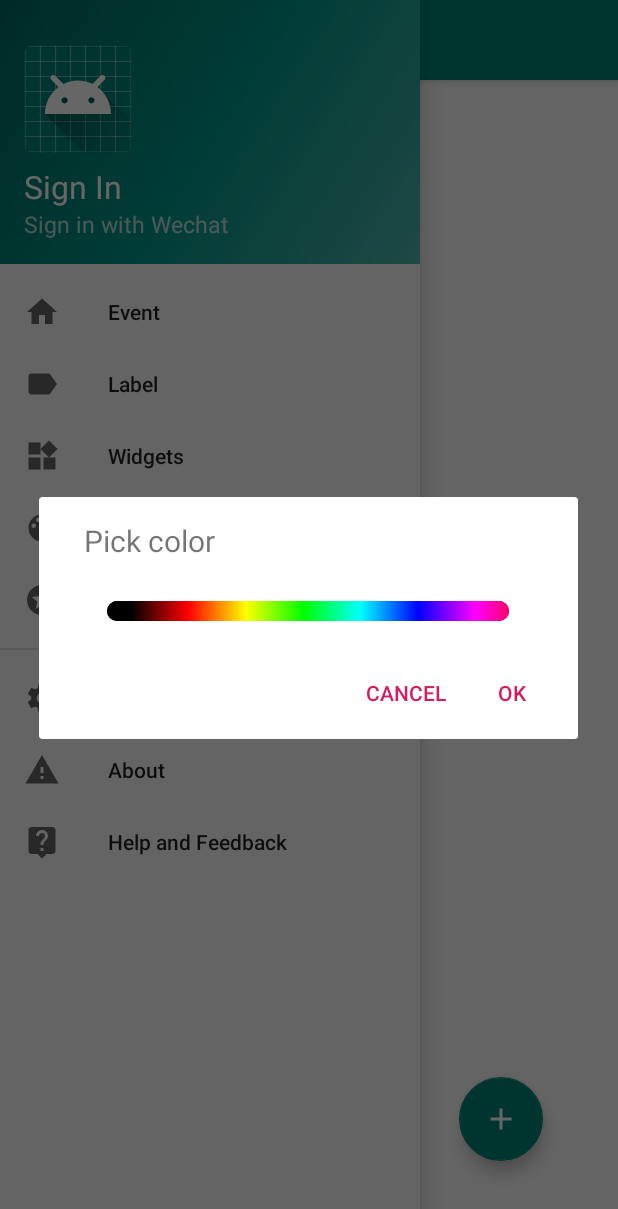
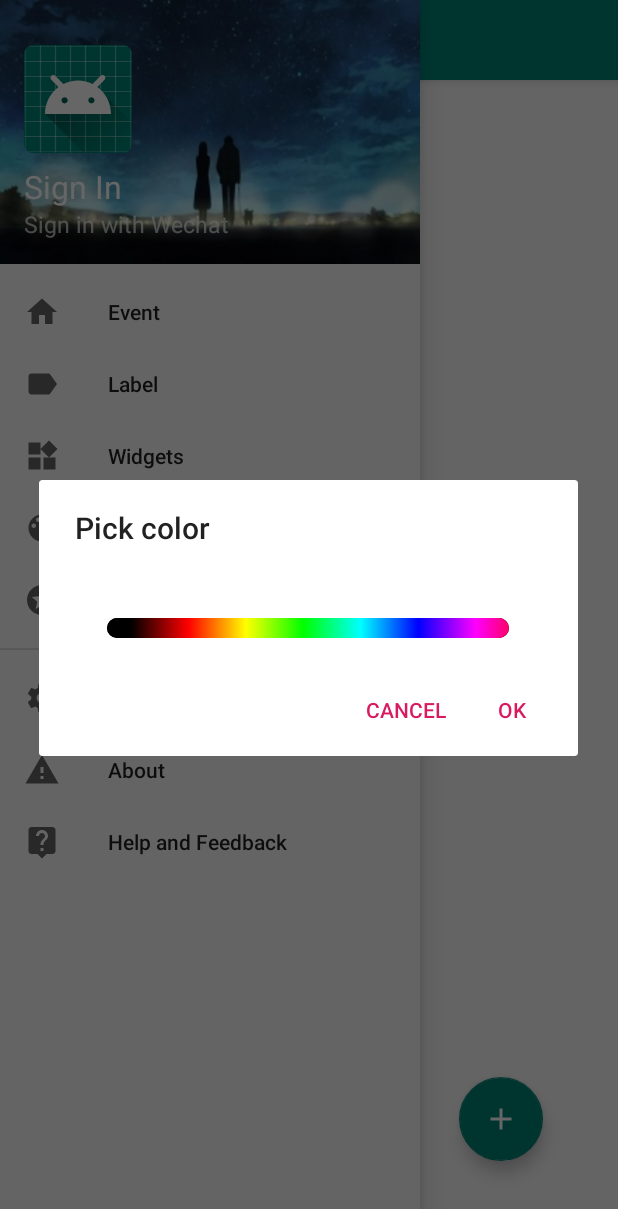
Before and after one commit to yuxin-git/iTimeApplication, an Android app: the screen it shows after launch (MainActivity), in the side drawer, after a tap on "Color", on a phone screen of 412 x 824 dp. Shown: the top 1209 px of the screen. Run offline under Robolectric (Android 15) with nearby library versions, the light colour scheme and no system bars; our stand-ins replace navigation-ui; 5 statements that could not run were skipped.

Commit message:
完整实现了颜色选择器弹框设置主题颜色，包括标题栏，fab和编辑界面的背景

```diff
--- a/app/src/main/AndroidManifest.xml
+++ b/app/src/main/AndroidManifest.xml
@@ -12,7 +12,6 @@
         android:roundIcon="@drawable/clock"
         android:supportsRtl="true"
         android:theme="@style/AppTheme">
-        <activity android:name=".ColorPicker"></activity>
         <activity android:name=".EventDetailsActivity" />
         <activity android:name=".EditEventActivity" />
         <activity android:name=".MainActivity">
--- a/app/src/main/java/com/example/itimeapplication/EditEventActivity.java
+++ b/app/src/main/java/com/example/itimeapplication/EditEventActivity.java
@@ -91,6 +91,7 @@ public class EditEventActivity extends AppCompatActivity {
 
     private int editCode;
 
+    private int color;
     //private Bitmap myBitmap=BitmapFactory.decodeResource(getResources(), R.drawable.a1);
 
     @Override
@@ -101,6 +102,8 @@ public class EditEventActivity extends AppCompatActivity {
         setContentView(R.layout.activity_edit_event);
 
         imageViewPic = findViewById(R.id.image_view_pic);
+        color=getIntent().getIntExtra("backgroundColor",0);
+        imageViewPic.setBackgroundColor(color);
 
         //获取当前时间,并将mDate初始化为当前时间
         calendar = Calendar.getInstance();
--- a/app/src/main/java/com/example/itimeapplication/MainActivity.java
+++ b/app/src/main/java/com/example/itimeapplication/MainActivity.java
@@ -68,8 +68,7 @@ public class MainActivity extends AppCompatActivity {
     private int deleteItemPosition;
 
     private DrawerLayout drawerLayout;
-
-    private ColorPickerDialog ColorPicker=null;
+    private int[] choose_color = new int[1];
 
    @Override
     protected void onCreate(Bundle savedInstanceState) {
@@ -79,7 +78,7 @@ public class MainActivity extends AppCompatActivity {
         final Toolbar toolbar = findViewById(R.id.toolbar);
         setSupportActionBar(toolbar);
 
-
+        choose_color[0]=getResources().getColor(R.color.colorPrimary);
         eventSource=new EventSource(this);
         events=eventSource.load();
 
@@ -103,12 +102,13 @@ public class MainActivity extends AppCompatActivity {
          drawerLayout.addDrawerListener(actionBarDrawerToggle);
          actionBarDrawerToggle.syncState();
 
-       //点击+按钮，跳转至EditTimeActivity新建一条数据
+        //点击+按钮，跳转至EditEventActivity新建一条数据
         fabAdd=findViewById(R.id.fab_add);
         fabAdd.setOnClickListener(new View.OnClickListener() {
            @Override
            public void onClick(View view) {
                Intent intent=new Intent(MainActivity.this, EditEventActivity.class);
+               intent.putExtra("backgroundColor",choose_color[0]);
                intent.putExtra("edit_code",0);
                startActivityForResult(intent,REQUEST_CODE_NEW_EVENT);
             }
@@ -122,11 +122,10 @@ public class MainActivity extends AppCompatActivity {
                        drawerLayout.closeDrawers();
                        break;
                    case R.id.nav_color:
-                       final int[] choose_color = new int[1];
                        final View alertDialogView = getLayoutInflater().inflate(R.layout.color_picker_dialog_layout, null, false);
                        final AlertDialog.Builder colorAlertDialog = new AlertDialog.Builder(MainActivity.this);
                        colorAlertDialog.setView(alertDialogView);
-
+                       colorAlertDialog.setTitle("Pick color");
                        colorAlertDialog.setNegativeButton ("CANCEL", new DialogInterface.OnClickListener () {
                            @Override
                            public void onClick(DialogInterface dialogInterface, int i) {
@@ -142,8 +141,6 @@ public class MainActivity extends AppCompatActivity {
                                states[0] = new int[]{android.R.attr.state_pressed};
                                states[1] = new int[]{android.R.attr.state_enabled};
                                fabAdd.setBackgroundTintList(new ColorStateList(states, colors));
-
-
                                Toast.makeText(getApplicationContext(), "OK！", Toast.LENGTH_LONG).show();
                            }
                        });
@@ -162,14 +159,12 @@ public class MainActivity extends AppCompatActivity {
                            }
                        });
                        break;
+                   case R.id.nav_about:
+                       Toast.makeText(getApplicationContext(), "Development by hyx!", Toast.LENGTH_LONG).show();
                }
                return false;
               }
        });
-
-
-
-
 
 
         //设置listview中item的点击事件，详情界面
@@ -195,8 +190,6 @@ public class MainActivity extends AppCompatActivity {
         deleteItemPosition=getIntent().getIntExtra("delete_position",0);
         if(deleteCode==1)   //执行删除操作
             DeleteEvent(deleteItemPosition); //自定义删除操作函数
-
-
 
     }
 
--- a/app/src/main/res/layout/color_picker_dialog_layout.xml
+++ b/app/src/main/res/layout/color_picker_dialog_layout.xml
@@ -5,15 +5,7 @@
     android:layout_height="150dp"
     android:orientation="vertical">
 
-    <TextView
-        android:id="@+id/textView3"
-        android:layout_width="150dp"
-        android:layout_height="wrap_content"
-        android:layout_gravity="left"
-        android:layout_marginLeft="30dp"
-        android:layout_marginTop="15dp"
-        android:text="Pick color"
-        android:textSize="20dp" />
+
 
     <com.example.itimeapplication.ColorPickerView
         android:id="@+id/color_pick_view"
@@ -21,7 +13,7 @@
         android:layout_height="20dp"
         android:layout_gravity="center"
         android:layout_marginLeft="0dp"
-        android:layout_marginTop="10dp"
+        android:layout_marginTop="30dp"
         app:indicatorColor="#fff"
         app:indicatorEnable="true"
         app:orientation="horizontal" />
--- a/app/src/main/res/layout/nav_header_main.xml
+++ b/app/src/main/res/layout/nav_header_main.xml
@@ -3,7 +3,7 @@
     xmlns:app="http://schemas.android.com/apk/res-auto"
     android:layout_width="match_parent"
     android:layout_height="@dimen/nav_header_height"
-    android:background="@drawable/side_nav_bar"
+    android:background="@drawable/bg"
     android:gravity="bottom"
     android:orientation="vertical"
     android:paddingLeft="@dimen/activity_horizontal_margin"
```
Also changed, not shown: app/src/main/res/drawable/bg.jpg (added). Lines whose indentation alone changed are shown as unchanged.
